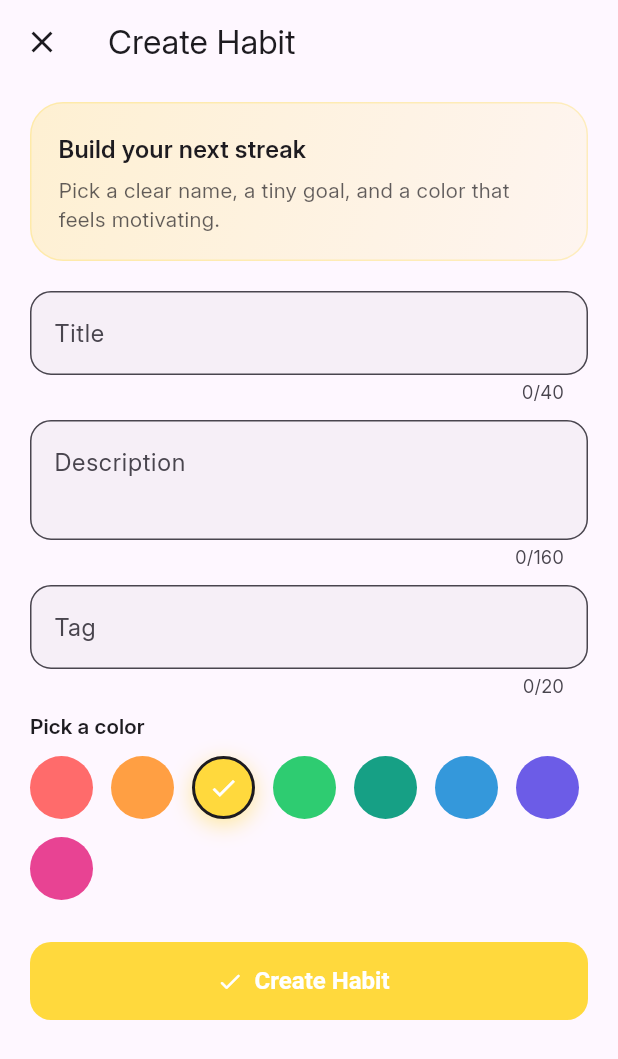
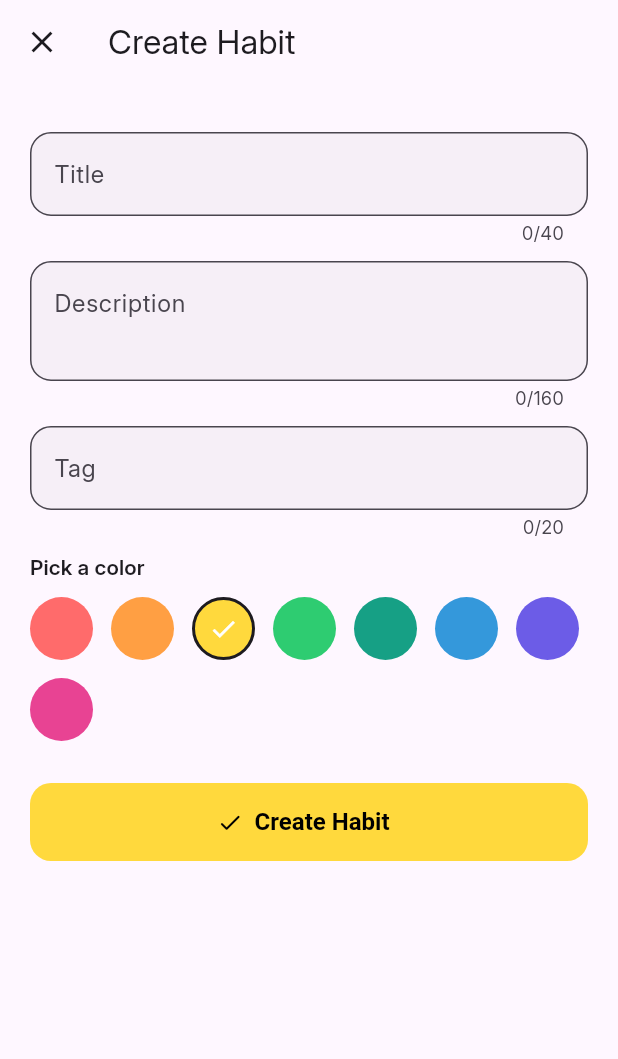
Before and after one commit to iqfareez/rutin_app, a Flutter app: the CreateHabitPage screen opened directly, on a phone screen of 412 x 824 dp. Shown: the top 1059 px of the screen. Run offline on Flutter 3.47's test engine with Material 3 defaults, Android fonts, the light colour scheme and no system bars; our stand-ins replace drift, drift_flutter; accounts and stored records are empty; generated files the repository leaves out were written again.

Commit message:
:lipstick: Update Create Habit Page UI and improve Floating Action Button

```diff
--- a/lib/features/home/views/create_habit_page.dart
+++ b/lib/features/home/views/create_habit_page.dart
@@ -105,6 +105,9 @@ class _CreateHabitPageState extends State<CreateHabitPage> {
     final theme = Theme.of(context);
     final scheme = theme.colorScheme;
     final selectedColor = _habitColors[_selectedColorIndex];
+    final selectedForegroundColor = selectedColor.computeLuminance() > 0.5
+        ? Colors.black
+        : Colors.white;
 
     return Scaffold(
       backgroundColor: scheme.surface,
@@ -123,41 +126,6 @@ class _CreateHabitPageState extends State<CreateHabitPage> {
           child: ListView(
             padding: const EdgeInsets.fromLTRB(20, 12, 20, 20),
             children: [
-              Container(
-                padding: const EdgeInsets.all(18),
-                decoration: BoxDecoration(
-                  borderRadius: BorderRadius.circular(22),
-                  gradient: LinearGradient(
-                    begin: Alignment.topLeft,
-                    end: Alignment.bottomRight,
-                    colors: [
-                      selectedColor.withOpacity(0.23),
-                      selectedColor.withOpacity(0.08),
-                    ],
-                  ),
-                  border: Border.all(color: selectedColor.withOpacity(0.28)),
-                ),
-                child: Column(
-                  crossAxisAlignment: CrossAxisAlignment.start,
-                  children: [
-                    Text(
-                      'Build your next streak',
-                      style: theme.textTheme.titleMedium?.copyWith(
-                        fontWeight: FontWeight.w700,
-                        color: scheme.onSurface,
-                      ),
-                    ),
-                    const SizedBox(height: 6),
-                    Text(
-                      'Pick a clear name, a tiny goal, and a color that feels motivating.',
-                      style: theme.textTheme.bodyMedium?.copyWith(
-                        color: scheme.onSurface.withOpacity(0.7),
-                        height: 1.35,
-                      ),
-                    ),
-                  ],
-                ),
-              ),
               const SizedBox(height: 20),
               TextFormField(
                 controller: _titleController,
@@ -167,7 +135,9 @@ class _CreateHabitPageState extends State<CreateHabitPage> {
                   labelText: 'Title',
                   hintText: 'Morning walk',
                   filled: true,
-                  fillColor: scheme.surfaceContainerHighest.withOpacity(0.35),
+                  fillColor: scheme.surfaceContainerHighest.withValues(
+                    alpha: 0.35,
+                  ),
                   border: OutlineInputBorder(
                     borderRadius: BorderRadius.circular(14),
                   ),
@@ -195,7 +165,9 @@ class _CreateHabitPageState extends State<CreateHabitPage> {
                   hintText: 'Walk for 20 minutes after breakfast.',
                   alignLabelWithHint: true,
                   filled: true,
-                  fillColor: scheme.surfaceContainerHighest.withOpacity(0.35),
+                  fillColor: scheme.surfaceContainerHighest.withValues(
+                    alpha: 0.35,
+                  ),
                   border: OutlineInputBorder(
                     borderRadius: BorderRadius.circular(14),
                   ),
@@ -221,7 +193,9 @@ class _CreateHabitPageState extends State<CreateHabitPage> {
                   hintText: '#health',
                   prefixText: '# ',
                   filled: true,
-                  fillColor: scheme.surfaceContainerHighest.withOpacity(0.35),
+                  fillColor: scheme.surfaceContainerHighest.withValues(
+                    alpha: 0.35,
+                  ),
                   border: OutlineInputBorder(
                     borderRadius: BorderRadius.circular(14),
                   ),
@@ -268,7 +242,9 @@ class _CreateHabitPageState extends State<CreateHabitPage> {
               FilledButton.icon(
                 style: FilledButton.styleFrom(
                   backgroundColor: selectedColor,
-                  foregroundColor: Colors.white,
+                  foregroundColor: selectedForegroundColor,
+                  elevation: 0,
+                  shadowColor: Colors.transparent,
                   minimumSize: const Size.fromHeight(52),
                   shape: RoundedRectangleBorder(
                     borderRadius: BorderRadius.circular(14),
@@ -280,12 +256,12 @@ class _CreateHabitPageState extends State<CreateHabitPage> {
                 ),
                 onPressed: _isSaving ? null : _saveHabit,
                 icon: _isSaving
-                    ? const SizedBox(
+                    ? SizedBox(
                         width: 16,
                         height: 16,
                         child: CircularProgressIndicator(
                           strokeWidth: 2,
-                          color: Colors.white,
+                          color: selectedForegroundColor,
                         ),
                       )
                     : const Icon(Icons.check_rounded),
@@ -328,15 +304,6 @@ class _ColorDot extends StatelessWidget {
                 : Colors.transparent,
             width: 2,
           ),
-          boxShadow: isSelected
-              ? [
-                  BoxShadow(
-                    color: color.withOpacity(0.5),
-                    blurRadius: 12,
-                    offset: const Offset(0, 4),
-                  ),
-                ]
-              : null,
         ),
         child: isSelected
             ? const Icon(Icons.check, color: Colors.white, size: 20)
--- a/lib/features/home/views/home_page.dart
+++ b/lib/features/home/views/home_page.dart
@@ -82,7 +82,10 @@ class HomePage extends StatelessWidget {
           );
         },
       ),
-      floatingActionButton: FloatingActionButton(
+      floatingActionButton: FloatingActionButton.extended(
+        label: Text('Create Habit'),
+        tooltip: 'Create Habit',
+
         onPressed: () async {
           final created = await Navigator.of(context).push<bool>(
             MaterialPageRoute<bool>(
@@ -97,7 +100,7 @@ class HomePage extends StatelessWidget {
             );
           }
         },
-        child: const Icon(Icons.add),
+        icon: const Icon(Icons.add),
       ),
     );
   }
```
